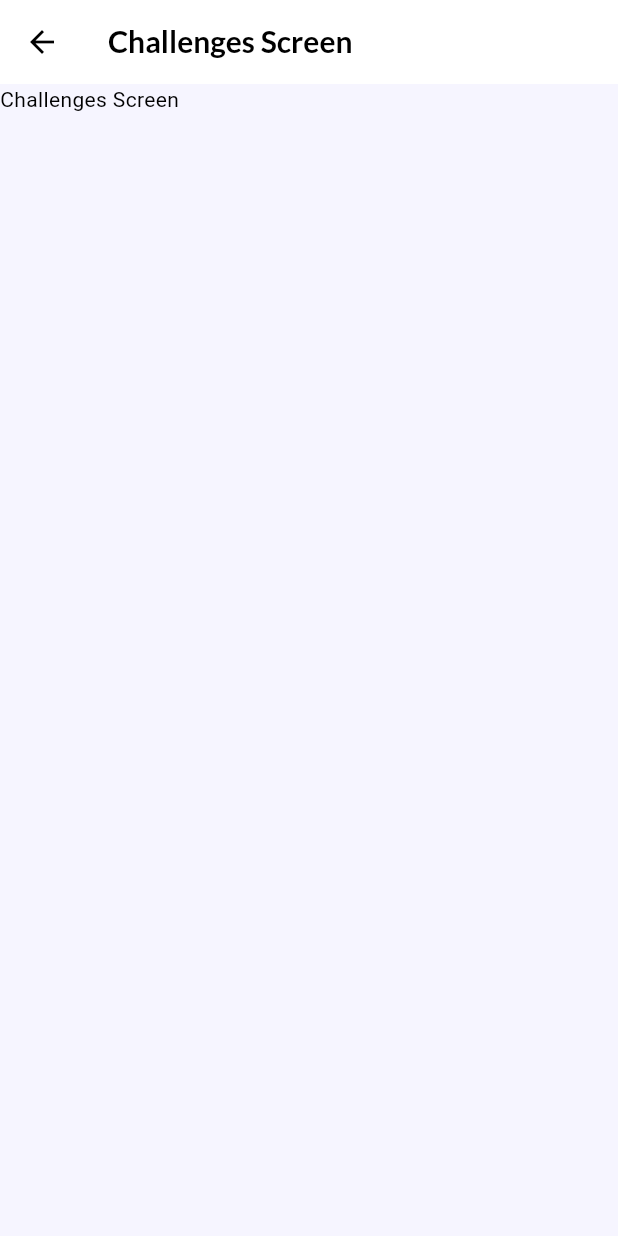
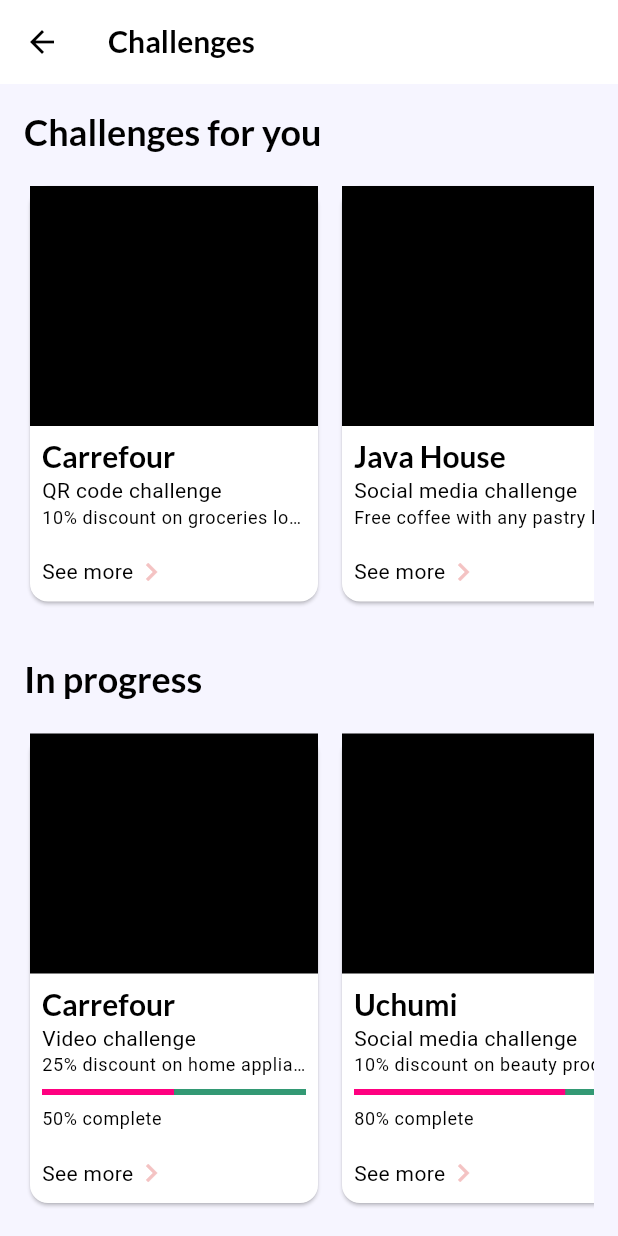
Before and after one commit to adala-wanyande/soko-v2, a Flutter app: the ChallengesScreen screen opened directly, on a phone screen of 412 x 824 dp. Run offline on Flutter 3.47's test engine with Material 3 defaults, Android fonts, the phone set to English and light mode, and no system bars; our stand-ins replace carousel_slider, dots_indicator, firebase_auth, firebase_core, flutter_riverpod, google_fonts and 1 more; accounts and stored records are empty.

Commit message:
feat: implement view challenges screen

```diff
--- a/lib/screens/challenges/challenges.dart
+++ b/lib/screens/challenges/challenges.dart
@@ -1,4 +1,7 @@
 import 'package:flutter/material.dart';
+import 'package:soko_v2/widgets/progress_card.dart';
+import 'package:soko_v2/widgets/challenge_card.dart';
+import 'package:soko_v2/widgets/completed_card.dart';
 
 class ChallengesScreen extends StatelessWidget {
   const ChallengesScreen({super.key});
@@ -7,9 +10,124 @@
   Widget build(BuildContext context) {
     return Scaffold(
       appBar: AppBar(
-        title: const Text('Challenges Screen'),
+        title: const Text('Challenges'),
       ),
-      body: const Text("Challenges Screen"),
+      body: SingleChildScrollView(
+        padding: const EdgeInsets.all(16.0),
+        child: Column(
+          crossAxisAlignment: CrossAxisAlignment.start,
+          children: [
+            Text(
+              'Challenges for you',
+              style: Theme.of(context).textTheme.headlineSmall,
+            ),
+            const SizedBox(height: 16),
+            SingleChildScrollView(
+              scrollDirection: Axis.horizontal,
+              child: Row(
+                children: [
+                  buildChallengeCard(
+                    'Carrefour',
+                    'QR code challenge',
+                    '10% discount on groceries lorem lorem lorem',
+                    context,
+                  ),
+                  const SizedBox(width: 8),
+                  buildChallengeCard(
+                    'Java House',
+                    'Social media challenge',
+                    'Free coffee with any pastry lorem lorem lorem',
+                    context,
+                  ),
+                  const SizedBox(width: 8),
+                  buildChallengeCard(
+                    'Chandarana Foodplus',
+                    'Photo challenge',
+                    '15% discount on fruits and vegetables lorem lorem lorem',
+                    context,
+                  ),
+                  const SizedBox(width: 8),
+                  buildChallengeCard(
+                    'Tuskys Supermarket',
+                    'Video challenge',
+                    '20% discount on electronics lorem lorem lorem',
+                    context,
+                  ),
+                ],
+              ),
+            ),
+            const SizedBox(height: 32),
+            Text(
+              'In progress',
+              style: Theme.of(context).textTheme.headlineSmall,
+            ),
+            const SizedBox(height: 16),
+            SingleChildScrollView(
+              scrollDirection: Axis.horizontal,
+              child: Row(
+                children: [
+                  buildProgressCard(
+                    'Carrefour',
+                    'Video challenge',
+                    '25% discount on home appliances lorem lorem lorem',
+                    0.5,
+                    context,
+                  ),
+                  const SizedBox(width: 8),
+                  buildProgressCard(
+                    'Uchumi',
+                    'Social media challenge',
+                    '10% discount on beauty products lorem lorem lorem',
+                    0.8,
+                    context,
+                  ),
+                  const SizedBox(width: 8),
+                  buildProgressCard(
+                    'Quickmart',
+                    'QR code challenge',
+                    '5% discount on all items lorem lorem lorem',
+                    0.6,
+                    context,
+                  ),
+                ],
+              ),
+            ),
+            const SizedBox(height: 32),
+            Text(
+              'Completed',
+              style: Theme.of(context).textTheme.headlineSmall,
+            ),
+            const SizedBox(height: 16),
+            SingleChildScrollView(
+              scrollDirection: Axis.horizontal,
+              child: Row(
+                children: [
+                  buildCompletedCard(
+                    'Carrefour',
+                    'Scan QR code',
+                    '10% discount on electronics lorem lorem lorem',
+                    context,
+                  ),
+                  const SizedBox(width: 8),
+                  buildCompletedCard(
+                    'Woolworths',
+                    'Video challenge',
+                    '20% discount on clothing lorem lorem lorem',
+                    context,
+                  ),
+                  const SizedBox(width: 8),
+                  buildCompletedCard(
+                    'Text Book Centre',
+                    'Photo challenge',
+                    '15% discount on stationery lorem lorem lorem',
+                    context,
+                  ),
+                ],
+              ),
+            ),
+          ],
+        ),
+      ),
     );
   }
 }
--- /dev/null
+++ b/lib/widgets/challenge_card.dart
@@ -0,0 +1,56 @@
+import 'package:flutter/material.dart';
+
+Widget buildChallengeCard(
+    String title, String subtitle, String description, BuildContext context) {
+  return SizedBox(
+    width: 200,
+    child: Card(
+      child: Column(
+        children: [
+          Container(
+            height: 160,
+            color: Colors.black,
+          ),
+          Padding(
+            padding: const EdgeInsets.all(8.0),
+            child: Column(
+              crossAxisAlignment: CrossAxisAlignment.start,
+              children: [
+                Text(
+                  title,
+                  style: Theme.of(context).textTheme.titleLarge,
+                  overflow: TextOverflow.ellipsis,
+                ),
+                Text(
+                  subtitle,
+                  style: Theme.of(context).textTheme.bodyMedium,
+                  overflow: TextOverflow.ellipsis,
+                ),
+                Text(
+                  description,
+                  style: Theme.of(context).textTheme.bodySmall,
+                  overflow: TextOverflow.ellipsis,
+                ),
+              ],
+            ),
+          ),
+          Padding(
+            padding: const EdgeInsets.all(8.0),
+            child: Row(
+              children: [
+                Text(
+                  'See more',
+                  style: Theme.of(context).textTheme.bodyMedium,
+                ),
+                Icon(
+                  Icons.chevron_right,
+                  color: Theme.of(context).iconTheme.color,
+                ),
+              ],
+            ),
+          ),
+        ],
+      ),
+    ),
+  );
+}
--- /dev/null
+++ b/lib/widgets/completed_card.dart
@@ -0,0 +1,58 @@
+import 'package:flutter/material.dart';
+
+Widget buildCompletedCard(
+    String title, String subtitle, String description, BuildContext context) {
+  return SizedBox(
+    width: 200,
+    child: Card(
+      child: Column(
+        children: [
+          Container(
+            height: 160,
+            color: Colors.black,
+          ),
+          Padding(
+            padding: const EdgeInsets.all(8.0),
+            child: Column(
+              crossAxisAlignment: CrossAxisAlignment.start,
+              children: [
+                Text(
+                  title,
+                  style: Theme.of(context).textTheme.titleLarge,
+                  overflow: TextOverflow.ellipsis,
+                ),
+                Text(
+                  subtitle,
+                  style: Theme.of(context).textTheme.bodyMedium,
+                  overflow: TextOverflow.ellipsis,
+                ),
+                Text(
+                  description,
+                  style: Theme.of(context).textTheme.bodySmall,
+                  overflow: TextOverflow.ellipsis,
+                ),
+                const SizedBox(height: 8),
+                const Icon(Icons.check_circle, color: Colors.green),
+              ],
+            ),
+          ),
+          Padding(
+            padding: const EdgeInsets.all(8.0),
+            child: Row(
+              children: [
+                Text(
+                  'See more',
+                  style: Theme.of(context).textTheme.bodyMedium,
+                ),
+                Icon(
+                  Icons.chevron_right,
+                  color: Theme.of(context).iconTheme.color,
+                ),
+              ],
+            ),
+          ),
+        ],
+      ),
+    ),
+  );
+}
--- /dev/null
+++ b/lib/widgets/progress_card.dart
@@ -0,0 +1,64 @@
+import 'package:flutter/material.dart';
+
+Widget buildProgressCard(String title, String subtitle, String description,
+    double progress, BuildContext context) {
+  return SizedBox(
+    width: 200,
+    child: Card(
+      child: Column(
+        children: [
+          Container(
+            height: 160,
+            color: Colors.black,
+          ),
+          Padding(
+            padding: const EdgeInsets.all(8.0),
+            child: Column(
+              crossAxisAlignment: CrossAxisAlignment.start,
+              children: [
+                Text(
+                  title,
+                  style: Theme.of(context).textTheme.titleLarge,
+                  overflow: TextOverflow.ellipsis,
+                ),
+                Text(
+                  subtitle,
+                  style: Theme.of(context).textTheme.bodyMedium,
+                  overflow: TextOverflow.ellipsis,
+                ),
+                Text(
+                  description,
+                  style: Theme.of(context).textTheme.bodySmall,
+                  overflow: TextOverflow.ellipsis,
+                ),
+                const SizedBox(height: 8),
+                LinearProgressIndicator(value: progress),
+                const SizedBox(height: 8),
+                Text(
+                  '${(progress * 100).toInt()}% complete',
+                  style: Theme.of(context).textTheme.bodySmall,
+                  overflow: TextOverflow.ellipsis,
+                ),
+              ],
+            ),
+          ),
+          Padding(
+            padding: const EdgeInsets.all(8.0),
+            child: Row(
+              children: [
+                Text(
+                  'See more',
+                  style: Theme.of(context).textTheme.bodyMedium,
+                ),
+                Icon(
+                  Icons.chevron_right,
+                  color: Theme.of(context).iconTheme.color,
+                ),
+              ],
+            ),
+          ),
+        ],
+      ),
+    ),
+  );
+}
--- /dev/null
+++ b/lib/widgets/secondary_icon_filled_button.dart
@@ -0,0 +1,45 @@
+import 'package:flutter/material.dart';
+
+class SecondaryIconFilledButton extends StatelessWidget {
+  final String text;
+  final VoidCallback onPressed;
+
+  const SecondaryIconFilledButton({
+    super.key,
+    required this.text,
+    required this.onPressed,
+  });
+
+  @override
+  Widget build(BuildContext context) {
+    return ElevatedButton(
+      onPressed: onPressed,
+      style: ElevatedButton.styleFrom(
+        backgroundColor: Colors.white,
+        shape: RoundedRectangleBorder(
+          borderRadius: BorderRadius.circular(4.0),
+        ),
+        padding: const EdgeInsets.symmetric(horizontal: 32, vertical: 12),
+        foregroundColor: Colors.white, // Ensure foreground colors are white
+      ),
+      child: Row(
+        mainAxisSize: MainAxisSize.min, // Keep the content compact
+        children: [
+          Text(
+            text,
+            style: TextStyle(
+              color: Theme.of(context).colorScheme.primary,
+              fontSize: 16.0,
+            ),
+          ),
+          const SizedBox(width: 8), // Space between text and icon
+          Icon(
+            Icons.arrow_forward,
+            color: Theme.of(context).colorScheme.primary,
+            size: 20.0, // Optional: adjust size as needed
+          ),
+        ],
+      ),
+    );
+  }
+}
```
